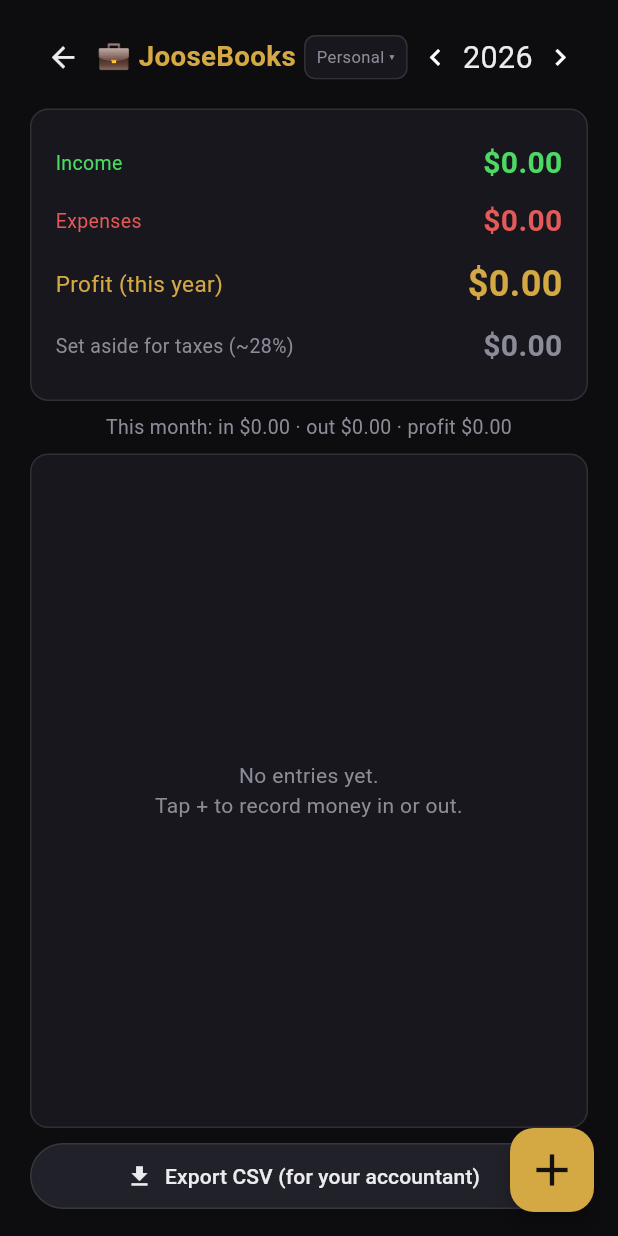
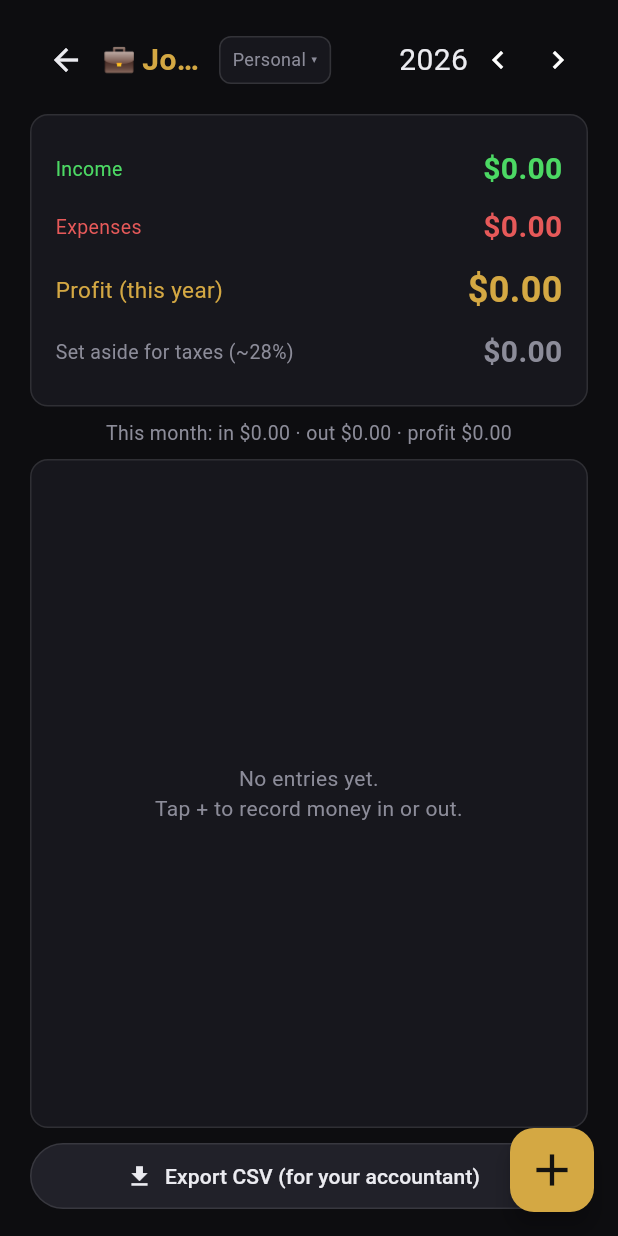
Before and after one commit to Dr-Bongjoose/joosebooks, a Flutter app: the screen it shows after launch, after a tap on the "chevron left" icon, after a tap on the "chevron right" icon, after a tap on "Personal", on a phone screen of 412 x 824 dp. Run offline on Flutter 3.47's test engine with Material 3 defaults, Android fonts, the phone set to English and light mode, and no system bars; our stand-ins replace csv, sqflite_common_ffi; accounts and stored records are empty.

Commit message:
fix(header): replace FittedBox (semantics crash-loop) with Flexible title + compact year nav

```diff
--- a/lib/main.dart
+++ b/lib/main.dart
@@ -371,17 +371,21 @@ class _DashboardPageState extends State<DashboardPage> {
             crossAxisAlignment: CrossAxisAlignment.stretch,
             children: [
               // Shrink-to-fit header: back button + title + pile chip + year
-              // nav can exceed narrow windows — FittedBox scales the row down
-              // instead of painting OVERFLOW stripes (seen on 445pt window).
-              FittedBox(
-                fit: BoxFit.scaleDown,
-                child: Row(children: [
+              // nav can exceed narrow windows. FittedBox triggered a Flutter
+              // framework semantics assertion crash-loop (!semantics.parent-
+              // DataDirty, 3.47) — so instead: OverflowBar-free layout using
+              // Flexible chip + compact spacing. The title is the only piece
+              // allowed to shrink (ellipsis).
+              Row(children: [
                 // Back to Overview when the dashboard was pushed onto the
                 // navigator (home = OverviewPage). Absent when it IS the home.
                 if (Navigator.of(context).canPop())
                   const BackButton(color: kText),
-                const Text('💼 JooseBooks',
-                    style: TextStyle(fontSize: 20, color: kGold, fontWeight: FontWeight.bold)),
+                const Text('💼', style: TextStyle(fontSize: 18)),
+                const SizedBox(width: 4),
+                Flexible(child: Text('JooseBooks',
+                    maxLines: 1, overflow: TextOverflow.ellipsis,
+                    style: const TextStyle(fontSize: 20, color: kGold, fontWeight: FontWeight.bold))),
                 const SizedBox(width: 6),
                 // Quiet door (spec): small dim chip, ignorable. Gold only when a
                 // business exists — the feature announces itself only when looked for.
@@ -403,20 +407,20 @@ class _DashboardPageState extends State<DashboardPage> {
                   ),
                 ),
                 const Spacer(),
+                Text('$year', style: const TextStyle(fontSize: 20, color: kText)),
                 IconButton(
                     onPressed: () { year--; _refresh(); },
                     icon: const Icon(Icons.chevron_left),
                     visualDensity: VisualDensity.compact,
                     padding: EdgeInsets.zero,
-                    constraints: const BoxConstraints(minWidth: 28, minHeight: 32)),
-                Text('$year', style: const TextStyle(fontSize: 22, color: kText)),
+                    constraints: const BoxConstraints(minWidth: 24, minHeight: 32)),
                 IconButton(
                     onPressed: () { year++; _refresh(); },
                     icon: const Icon(Icons.chevron_right),
                     visualDensity: VisualDensity.compact,
                     padding: EdgeInsets.zero,
-                    constraints: const BoxConstraints(minWidth: 28, minHeight: 32)),
-              ])),
+                    constraints: const BoxConstraints(minWidth: 24, minHeight: 32)),
+              ]),
               const SizedBox(height: 12),
               Container(
                 padding: const EdgeInsets.all(16),
```
